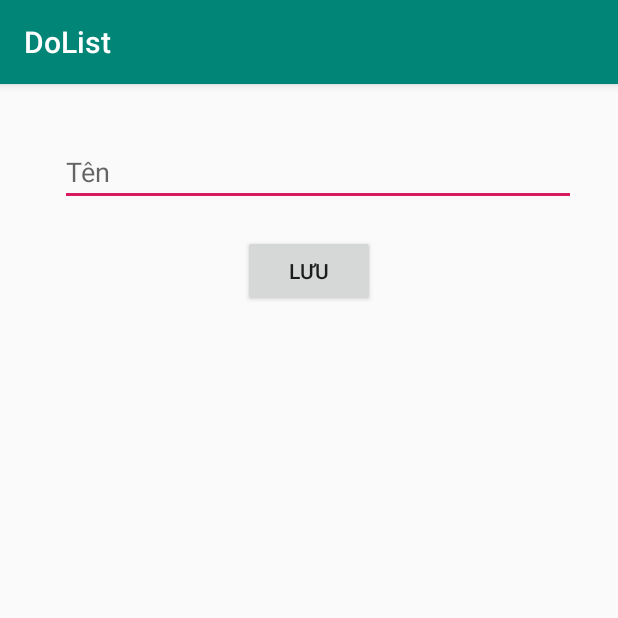
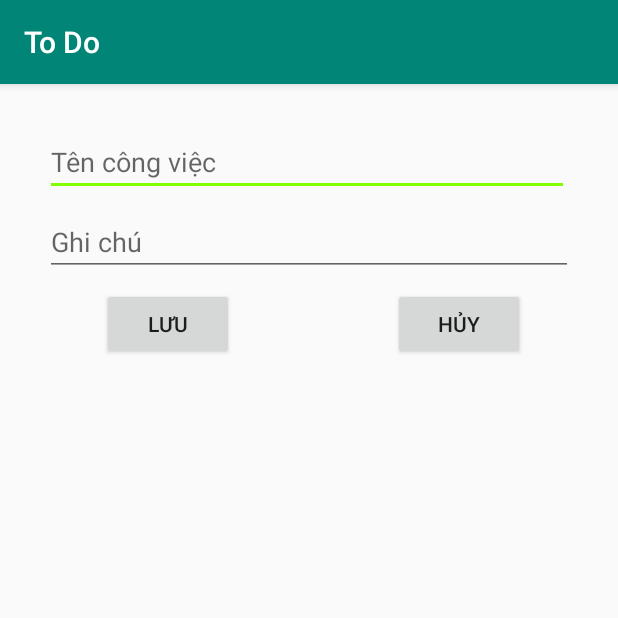
Before and after one commit to kentawe/DA_CNPM, an Android app: the screen it shows after launch (Them_CV before the commit, AddEditNoteActivity after it), after a tap on "THÊM", on a phone screen of 412 x 824 dp, the top half of it. Run offline under Robolectric (Android 15) with nearby library versions, the phone set to English and light mode, and no system bars.

```diff
--- a/app/build.gradle
+++ b/app/build.gradle
@@ -3,7 +3,7 @@ apply plugin: 'com.android.application'
 android {
     compileSdkVersion 27
     defaultConfig {
-        applicationId "com.khoaga.dolist"
+        applicationId "com.khoaga.note"
         minSdkVersion 21
         targetSdkVersion 27
         versionCode 1
@@ -25,4 +25,5 @@ dependencies {
     testImplementation 'junit:junit:4.12'
     androidTestImplementation 'com.android.support.test:runner:1.0.2'
     androidTestImplementation 'com.android.support.test.espresso:espresso-core:3.0.2'
+    implementation 'com.android.support:design:27.1.1'
 }
--- a/app/src/main/java/com/khoaga/dolist/MainActivity.java
+++ /dev/null
@@ -1,46 +0,0 @@
-package com.khoaga.dolist;
-
-import android.content.Context;
-import android.content.Intent;
-import android.database.sqlite.SQLiteDatabase;
-import android.support.v7.app.AppCompatActivity;
-import android.os.Bundle;
-import android.view.View;
-import android.widget.Button;
-import android.widget.ListView;
-
-import java.util.ArrayList;
-
-public class MainActivity extends AppCompatActivity {
-
-    SQLiteDatabase database;
-    ListView lvCongViec;
-    Button btnThem;
-    ArrayList lvcv;
-
-    @Override
-    protected void onCreate(Bundle savedInstanceState) {
-        super.onCreate(savedInstanceState);
-        setContentView(R.layout.activity_main);
-
-        taodata();
-        lvCongViec = (ListView)findViewById(R.id.lvCongViec);
-        btnThem = (Button)findViewById(R.id.buttonThem);
-
-        btnThem.setOnClickListener(new View.OnClickListener() {
-            @Override
-            public void onClick(View view) {
-                Intent intent = new Intent(MainActivity.this,Them_CV.class);
-                startActivity(intent);
-            }
-        });
-
-
-    }
-    public void taodata()
-    {
-        database = openOrCreateDatabase("QuanLyCongViec1", MODE_PRIVATE, null);
-        String taobang = "create table if not exists CongViec(tenviec TEXT)";
-        database.execSQL(taobang);
-    }
-}
--- a/app/src/main/java/com/khoaga/dolist/Them_CV.java
+++ /dev/null
@@ -1,56 +0,0 @@
-package com.khoaga.dolist;
-
-import android.content.ContentValues;
-import android.database.sqlite.SQLiteDatabase;
-import android.support.v7.app.AppCompatActivity;
-import android.os.Bundle;
-import android.view.View;
-import android.widget.Button;
-import android.widget.EditText;
-import android.widget.Toast;
-
-public class Them_CV extends AppCompatActivity {
-
-    EditText edtTen;
-    Button btnLuuCV;
-    SQLiteDatabase database;
-
-    @Override
-    protected void onCreate(Bundle savedInstanceState) {
-        super.onCreate(savedInstanceState);
-        setContentView(R.layout.activity_them__cv);
-
-        //ánh xạ
-        edtTen = (EditText) findViewById(R.id.edtTen);
-        btnLuuCV = (Button)findViewById(R.id.buttonLuuCV);
-
-        taodata();
-        btnLuuCV.setOnClickListener(new View.OnClickListener() {
-
-            @Override
-            public void onClick(View v) {
-                themcv1();
-            }
-        });
-
-
-    }
-    //tạo database
-    public void taodata()
-    {
-        database = openOrCreateDatabase("QuanLyCongViec1", MODE_PRIVATE, null);
-        String taobang = "create table if not exists CongViec(tenviec TEXT)";
-        database.execSQL(taobang);
-    }
-
-    public void themcv1() {
-        ContentValues values = new ContentValues();
-        values.put("tenviec", edtTen.getText().toString());
-
-        //thêm vào csdl
-        database.insert("CongViec", null, values);
-
-        //hiển thị thông báo khi bấn Lưu
-        Toast.makeText(getApplicationContext(), "Luu Thanh Cong", Toast.LENGTH_SHORT).show();
-    }
-}
--- /dev/null
+++ b/app/src/main/java/com/khoaga/note/AddEditNoteActivity.java
@@ -0,0 +1,95 @@
+package com.khoaga.note;
+
+import android.app.Activity;
+import android.content.Intent;
+import android.support.v7.app.AppCompatActivity;
+import android.os.Bundle;
+import android.view.View;
+import android.widget.EditText;
+import android.widget.Toast;
+
+//import com.khoaga.note.bean.Note;
+
+public class AddEditNoteActivity extends AppCompatActivity {
+
+    Note note;
+    private static final int MODE_CREATE = 1;
+    private static final int MODE_EDIT = 2;
+
+    private int mode;
+    private EditText textTitle;
+    private EditText textContent;
+
+    private boolean needRefresh;
+
+    @Override
+    protected void onCreate(Bundle savedInstanceState) {
+        super.onCreate(savedInstanceState);
+        setContentView(R.layout.activity_add_edit_note);
+
+        this.textTitle = (EditText)this.findViewById(R.id.text_note_title);
+        this.textContent = (EditText)this.findViewById(R.id.text_note_content);
+
+        Intent intent = this.getIntent();
+        this.note = (Note) intent.getSerializableExtra("note");
+        if(note== null)  {
+            this.mode = MODE_CREATE;
+        } else  {
+            this.mode = MODE_EDIT;
+            this.textTitle.setText(note.getNoteTitle());
+            this.textContent.setText(note.getNoteContent());
+        }
+
+    }
+
+
+    // Người dùng Click vào nút Save.
+    public void buttonSaveClicked(View view)  {
+        MyDatabaseHelper db = new MyDatabaseHelper(this);
+
+        String title = this.textTitle.getText().toString();
+        String content = this.textContent.getText().toString();
+
+        if(title.equals("") || content.equals("")) {
+            Toast.makeText(getApplicationContext(),
+                    "Vui lòng nhập tiêu đề và nội dung", Toast.LENGTH_LONG).show();
+            return;
+        }
+
+        if(mode==MODE_CREATE ) {
+            this.note= new Note(title,content);
+            db.addNote(note);
+        } else  {
+            this.note.setNoteTitle(title);
+            this.note.setNoteContent(content);
+            db.updateNote(note);
+        }
+
+        this.needRefresh = true;
+        // Trở lại MainActivity.
+        this.onBackPressed();
+
+    }
+
+    // Khi người dùng Click vào button Cancel.
+    public void buttonCancelClicked(View view)  {
+        // Không làm gì, trở về MainActivity.
+        this.onBackPressed();
+    }
+
+    // Khi Activity này hoàn thành,
+    // có thể cần gửi phản hồi gì đó về cho Activity đã gọi nó.
+    @Override
+    public void finish() {
+
+        // Chuẩn bị dữ liệu Intent.
+        Intent data = new Intent();
+        // Yêu cầu MainActivity refresh lại ListView hoặc không.
+        data.putExtra("needRefresh", needRefresh);
+
+        // Activity đã hoàn thành OK, trả về dữ liệu.
+        this.setResult(Activity.RESULT_OK, data);
+        super.finish();
+    }
+
+}
--- /dev/null
+++ b/app/src/main/java/com/khoaga/note/MainActivity.java
@@ -0,0 +1,181 @@
+package com.khoaga.note;
+
+import android.app.Activity;
+import android.app.AlertDialog;
+import android.content.DialogInterface;
+import android.content.Intent;
+import android.support.v7.app.AppCompatActivity;
+import android.os.Bundle;
+import android.view.ContextMenu;
+import android.view.MenuItem;
+import android.view.View;
+import android.widget.AdapterView;
+import android.widget.ArrayAdapter;
+import android.widget.Button;
+import android.widget.ListView;
+import android.widget.Toast;
+import java.util.ArrayList;
+import java.util.List;
+
+public class MainActivity extends AppCompatActivity {
+
+    private ListView listView;
+    Button btnThem,btnRefresh,btnMenu;
+
+    private static final int MENU_ITEM_VIEW = 111;
+    private static final int MENU_ITEM_EDIT = 222;
+    private static final int MENU_ITEM_CREATE = 333;
+    private static final int MENU_ITEM_DELETE = 444;
+    private static final int MY_REQUEST_CODE = 1000;
+
+    private final List<Note> noteList = new ArrayList<Note>();
+    private final List<Note> contentList = new ArrayList<Note>();//aaaaaaaaaaaaaaaaaaaaa
+    private static ArrayAdapter<Note> listViewAdapter;
+
+    @Override
+    protected void onCreate(Bundle savedInstanceState) {
+        super.onCreate(savedInstanceState);
+        setContentView(R.layout.activity_main);
+
+        // Get ListView object from xml
+        listView = (ListView) findViewById(R.id.listView);
+        btnThem = (Button)findViewById(R.id.Button_Them);
+        btnRefresh = (Button)findViewById(R.id.button_refresh);
+
+        MyDatabaseHelper db = new MyDatabaseHelper(this);
+        db.createDefaultNotesIfNeed();
+
+        List<Note> list=  db.getAllNotes();
+        this.noteList.addAll(list);
+        this.contentList.addAll(list);
+
+        btnThem.setOnClickListener(new View.OnClickListener() {
+            @Override
+            public void onClick(View view) {
+                Intent intent = new Intent(MainActivity.this, AddEditNoteActivity.class);
+                startActivity(intent);
+                lammoi(listView);
+
+            }
+        });
+
+        btnRefresh.setOnClickListener(new View.OnClickListener() {
+            @Override
+            public void onClick(View view) {
+                lammoi(listView);
+            }
+        });
+
+
+        // Định nghĩa một Adapter.
+        // 1 - Context
+        // 2 - Layout cho các dòng.
+        // 3 - ID của TextView mà dữ liệu sẽ được ghi vào
+        // 4 - Danh sách dữ liệu.
+
+        this.listViewAdapter = new ArrayAdapter<Note>(this,
+                android.R.layout.simple_list_item_1, android.R.id.text1, this.noteList);
+                //android.R.layout.simple_list_item_1, android.R.id.text1, this.contentList);
+
+
+        // Đăng ký Adapter cho ListView.
+        this.listView.setAdapter(this.listViewAdapter);
+
+        // Đăng ký Context menu cho ListView.
+        registerForContextMenu(this.listView);
+    }
+
+
+    @Override
+    public void onCreateContextMenu(ContextMenu menu, View view, ContextMenu.ContextMenuInfo menuInfo)
+    {
+        super.onCreateContextMenu(menu, view, menuInfo);
+        menu.setHeaderTitle("Chọn hành động");
+
+        // groupId, itemId, order, title
+        menu.add(0, MENU_ITEM_VIEW , 0, "Xem chi tiết");
+        menu.add(0, MENU_ITEM_CREATE , 1, "Thêm");
+        menu.add(0, MENU_ITEM_EDIT , 2, "Sửa");
+        menu.add(0, MENU_ITEM_DELETE, 4, "Xóa");
+    }
+
+    @Override
+    public boolean onContextItemSelected(MenuItem item){
+        AdapterView.AdapterContextMenuInfo
+                info = (AdapterView.AdapterContextMenuInfo) item.getMenuInfo();
+
+        final Note selectedNote = (Note) this.listView.getItemAtPosition(info.position);
+
+        if(item.getItemId() == MENU_ITEM_VIEW){
+            Toast.makeText(getApplicationContext(),selectedNote.getNoteContent(),Toast.LENGTH_LONG).show();
+        }
+        else if(item.getItemId() == MENU_ITEM_CREATE){
+            Intent intent = new Intent(this, AddEditNoteActivity.class);
+
+            // Start AddEditNoteActivity, có phản hồi.
+            this.startActivityForResult(intent, MY_REQUEST_CODE);
+        }
+        else if(item.getItemId() == MENU_ITEM_EDIT ){
+            Intent intent = new Intent(this, AddEditNoteActivity.class);
+            intent.putExtra("note", selectedNote);
+
+            // Start AddEditNoteActivity, có phản hồi.
+            this.startActivityForResult(intent,MY_REQUEST_CODE);
+        }
+        else if(item.getItemId() == MENU_ITEM_DELETE){
+            // Hỏi trước khi xóa.
+            new AlertDialog.Builder(this)
+                    .setMessage("Bạn có chắc chắn muốn xóa?")
+                    .setCancelable(false)
+                    .setPositiveButton("Có", new DialogInterface.OnClickListener() {
+                        public void onClick(DialogInterface dialog, int id) {
+                            deleteNote(selectedNote);
+                        }
+                    })
+                    .setNegativeButton("Không", null)
+                    .show();
+        }
+        else {
+            return false;
+        }
+        return true;
+    }
+
+    // Người dùng đồng ý xóa một Note.
+    private void deleteNote(Note note)  {
+        MyDatabaseHelper db = new MyDatabaseHelper(this);
+        db.deleteNote(note);
+        this.noteList.remove(note);
+        // Refresh ListView.
+        this.listViewAdapter.notifyDataSetChanged();
+    }
+
+    void lammoi(ListView note)  {
+        this.noteList.clear();
+        MyDatabaseHelper db = new MyDatabaseHelper(this);
+        List<Note> list=  db.getAllNotes();
+        this.noteList.addAll(list);
+        // Thông báo dữ liệu thay đổi (Để refresh ListView).
+        this.listViewAdapter.notifyDataSetChanged();
+    }
+
+
+    // Khi AddEditNoteActivity hoàn thành, nó gửi phản hồi lại.
+    // (Nếu bạn đã start nó bằng cách sử dụng startActivityForResult()  )
+    @Override
+    protected void onActivityResult(int requestCode, int resultCode, Intent data) {
+        if (resultCode == Activity.RESULT_OK && requestCode == MY_REQUEST_CODE ) {
+            boolean needRefresh = data.getBooleanExtra("needRefresh",true);
+            // Refresh ListView
+            if(needRefresh) {
+                this.noteList.clear();
+                MyDatabaseHelper db = new MyDatabaseHelper(this);
+                List<Note> list=  db.getAllNotes();
+                this.noteList.addAll(list);
+                // Thông báo dữ liệu thay đổi (Để refresh ListView).
+                this.listViewAdapter.notifyDataSetChanged();
+            }
+        }
+    }
+
+}
--- /dev/null
+++ b/app/src/main/java/com/khoaga/note/MyDatabaseHelper.java
@@ -0,0 +1,166 @@
+package com.khoaga.note;
+
+import android.content.ContentValues;
+import android.content.Context;
+import android.database.Cursor;
+import android.database.sqlite.SQLiteDatabase;
+import android.database.sqlite.SQLiteOpenHelper;
+import android.util.Log;
+import java.util.ArrayList;
+import java.util.List;
+
+
+public class MyDatabaseHelper extends SQLiteOpenHelper {
+
+    private static final String TAG = "SQLite";
+
+    // Phiên bản
+    private static final int DATABASE_VERSION = 1;
+
+    // Tên cơ sở dữ liệu.
+    private static final String DATABASE_NAME = "Note_Manager";
+
+
+    // Tên bảng: Note.
+    private static final String TABLE_NOTE = "Note";
+    private static final String COLUMN_NOTE_ID ="Note_Id";
+    private static final String COLUMN_NOTE_TITLE ="Note_Title";
+    private static final String COLUMN_NOTE_CONTENT = "Note_Content";
+
+    public MyDatabaseHelper(Context context)  {
+        super(context, DATABASE_NAME, null, DATABASE_VERSION);
+    }
+
+    // Tạo các bảng.
+    @Override
+    public void onCreate(SQLiteDatabase db) {
+        Log.i(TAG, "MyDatabaseHelper.onCreate ... ");
+        // Script tạo bảng.
+        String script = "CREATE TABLE " + TABLE_NOTE + "("
+                + COLUMN_NOTE_ID + " INTEGER PRIMARY KEY," + COLUMN_NOTE_TITLE + " TEXT,"
+                + COLUMN_NOTE_CONTENT + " TEXT" + ")";
+        // Chạy lệnh tạo bảng.
+        db.execSQL(script);
+    }
+
+    @Override
+    public void onUpgrade(SQLiteDatabase db, int oldVersion, int newVersion) {
+
+        Log.i(TAG, "MyDatabaseHelper.onUpgrade ... ");
+
+        // Hủy (drop) bảng cũ nếu nó đã tồn tại.
+        db.execSQL("DROP TABLE IF EXISTS " + TABLE_NOTE);
+
+
+        // Và tạo lại.
+        onCreate(db);
+    }
+
+    // Nếu trong bảng Note chưa có dữ liệu,
+    // Trèn vào mặc định 2 bản ghi.
+    public void createDefaultNotesIfNeed()  {
+        int count = this.getNotesCount();
+    }
+
+    public void addNote(Note note) {
+        Log.i(TAG, "MyDatabaseHelper.addNote ... " + note.getNoteTitle());
+
+        SQLiteDatabase db = this.getWritableDatabase();
+
+        ContentValues values = new ContentValues();
+        values.put(COLUMN_NOTE_TITLE, note.getNoteTitle());
+        values.put(COLUMN_NOTE_CONTENT, note.getNoteContent());
+
+        // Trèn một dòng dữ liệu vào bảng.
+        db.insert(TABLE_NOTE, null, values);
+
+        // Đóng kết nối database.
+        db.close();
+    }
+
+
+    public Note getNote(int id) {
+        Log.i(TAG, "MyDatabaseHelper.getNote ... " + id);
+
+        SQLiteDatabase db = this.getReadableDatabase();
+
+        Cursor cursor = db.query(TABLE_NOTE, new String[] { COLUMN_NOTE_ID,
+                        COLUMN_NOTE_TITLE, COLUMN_NOTE_CONTENT }, COLUMN_NOTE_ID + "=?",
+                new String[] { String.valueOf(id) }, null, null, null, null);
+        if (cursor != null)
+            cursor.moveToFirst();
+
+        Note note = new Note(Integer.parseInt(cursor.getString(0)),
+                cursor.getString(1), cursor.getString(2));
+        // return note
+        return note;
+    }
+
+
+    public List<Note> getAllNotes() {
+        Log.i(TAG, "MyDatabaseHelper.getAllNotes ... " );
+
+        List<Note> noteList = new ArrayList<Note>();
+        // Select All Query
+        String selectQuery = "SELECT  * FROM " + TABLE_NOTE;
+
+        SQLiteDatabase db = this.getWritableDatabase();
+        Cursor cursor = db.rawQuery(selectQuery, null);
+
+
+        // Duyệt trên con trỏ, và thêm vào danh sách.
+        if (cursor.moveToFirst()) {
+            do {
+                Note note = new Note();
+                note.setNoteId(Integer.parseInt(cursor.getString(0)));
+                note.setNoteTitle(cursor.getString(1));
+                note.setNoteContent(cursor.getString(2));
+
+                // Thêm vào danh sách.
+                noteList.add(note);
+            } while (cursor.moveToNext());
+        }
+
+        // return note list
+        return noteList;
+    }
+
+    public int getNotesCount() {
+        Log.i(TAG, "MyDatabaseHelper.getNotesCount ... " );
+
+        String countQuery = "SELECT  * FROM " + TABLE_NOTE;
+        SQLiteDatabase db = this.getReadableDatabase();
+        Cursor cursor = db.rawQuery(countQuery, null);
+
+        int count = cursor.getCount();
+
+        cursor.close();
+
+        // return count
+        return count;
+    }
+
+
+    public int updateNote(Note note) {
+        Log.i(TAG, "MyDatabaseHelper.updateNote ... "  + note.getNoteTitle());
+
+        SQLiteDatabase db = this.getWritableDatabase();
+
+        ContentValues values = new ContentValues();
+        values.put(COLUMN_NOTE_TITLE, note.getNoteTitle());
+        values.put(COLUMN_NOTE_CONTENT, note.getNoteContent());
+
+        // updating row
+        return db.update(TABLE_NOTE, values, COLUMN_NOTE_ID + " = ?",
+                new String[]{String.valueOf(note.getNoteId())});
+    }
+
+    public void deleteNote(Note note) {
+        Log.i(TAG, "MyDatabaseHelper.updateNote ... " + note.getNoteTitle() );
+
+        SQLiteDatabase db = this.getWritableDatabase();
+        db.delete(TABLE_NOTE, COLUMN_NOTE_ID + " = ?",
+                new String[] { String.valueOf(note.getNoteId()) });
+        db.close();
+    }
+}
--- /dev/null
+++ b/app/src/main/res/layout/activity_add_edit_note.xml
@@ -0,0 +1,71 @@
+<?xml version="1.0" encoding="utf-8"?>
+<android.support.constraint.ConstraintLayout xmlns:android="http://schemas.android.com/apk/res/android"
+    xmlns:app="http://schemas.android.com/apk/res-auto"
+    xmlns:tools="http://schemas.android.com/tools"
+    android:layout_width="match_parent"
+    android:layout_height="match_parent"
+    tools:context=".AddEditNoteActivity">
+
+    <EditText
+        android:id="@+id/text_note_title"
+        android:layout_width="349dp"
+        android:layout_height="wrap_content"
+        android:layout_row="0"
+        android:layout_column="0"
+        android:layout_columnSpan="2"
+        android:layout_gravity="fill_horizontal"
+        android:layout_marginStart="16dp"
+        android:layout_marginTop="29dp"
+        android:layout_marginEnd="19dp"
+        android:hint="Tên công việc"
+        app:layout_constraintEnd_toEndOf="parent"
+        app:layout_constraintStart_toStartOf="parent"
+        app:layout_constraintTop_toTopOf="parent" />
+
+    <EditText
+        android:id="@+id/text_note_content"
+        android:layout_width="352dp"
+        android:layout_height="wrap_content"
+        android:layout_row="1"
+        android:layout_column="0"
+        android:layout_columnSpan="2"
+        android:layout_gravity="fill"
+        android:layout_marginStart="16dp"
+        android:layout_marginTop="8dp"
+        android:layout_marginEnd="16dp"
+        android:ems="10"
+        android:hint="Ghi chú"
+        android:inputType="textMultiLine"
+        app:layout_constraintEnd_toEndOf="parent"
+        app:layout_constraintStart_toStartOf="parent"
+        app:layout_constraintTop_toBottomOf="@+id/text_note_title" />
+
+    <Button
+        android:id="@+id/button_save"
+        android:layout_width="wrap_content"
+        android:layout_height="wrap_content"
+        android:layout_row="2"
+        android:layout_column="0"
+        android:layout_columnWeight="1"
+        android:layout_marginStart="68dp"
+        android:layout_marginTop="8dp"
+        android:onClick="buttonSaveClicked"
+        android:text="Lưu"
+        app:layout_constraintStart_toStartOf="parent"
+        app:layout_constraintTop_toBottomOf="@+id/text_note_content" />
+
+    <Button
+        android:id="@+id/button_cancel"
+        android:layout_width="wrap_content"
+        android:layout_height="wrap_content"
+        android:layout_row="2"
+        android:layout_column="1"
+        android:layout_columnWeight="1"
+        android:layout_marginTop="8dp"
+        android:layout_marginEnd="62dp"
+        android:onClick="buttonCancelClicked"
+        android:text="Hủy"
+        app:layout_constraintEnd_toEndOf="parent"
+        app:layout_constraintTop_toBottomOf="@+id/text_note_content" />
+
+</android.support.constraint.ConstraintLayout>
--- a/app/src/main/res/layout/activity_them__cv.xml
+++ /dev/null
@@ -1,34 +0,0 @@
-<?xml version="1.0" encoding="utf-8"?>
-<android.support.constraint.ConstraintLayout xmlns:android="http://schemas.android.com/apk/res/android"
-    xmlns:app="http://schemas.android.com/apk/res-auto"
-    xmlns:tools="http://schemas.android.com/tools"
-    android:layout_width="match_parent"
-    android:layout_height="match_parent"
-    tools:context=".Them_CV">
-
-    <EditText
-        android:id="@+id/edtTen"
-        android:layout_width="344dp"
-        android:layout_height="wrap_content"
-        android:layout_marginStart="26dp"
-        android:layout_marginTop="36dp"
-        android:layout_marginEnd="14dp"
-        android:ems="10"
-        android:hint="Tên"
-        android:inputType="textPersonName"
-        app:layout_constraintEnd_toEndOf="parent"
-        app:layout_constraintStart_toStartOf="parent"
-        app:layout_constraintTop_toTopOf="parent" />
-
-    <Button
-        android:id="@+id/buttonLuuCV"
-        android:layout_width="wrap_content"
-        android:layout_height="wrap_content"
-        android:layout_marginStart="148dp"
-        android:layout_marginTop="19dp"
-        android:layout_marginEnd="148dp"
-        android:text="Lưu"
-        app:layout_constraintEnd_toEndOf="parent"
-        app:layout_constraintStart_toStartOf="parent"
-        app:layout_constraintTop_toBottomOf="@+id/edtTen" />
-</android.support.constraint.ConstraintLayout>
--- a/app/src/main/res/values/colors.xml
+++ b/app/src/main/res/values/colors.xml
@@ -2,5 +2,5 @@
 <resources>
     <color name="colorPrimary">#008577</color>
     <color name="colorPrimaryDark">#00574B</color>
-    <color name="colorAccent">#D81B60</color>
+    <color name="colorAccent">#80ff00</color>
 </resources>
--- a/app/src/main/res/values/strings.xml
+++ b/app/src/main/res/values/strings.xml
@@ -1,3 +1,3 @@
 <resources>
-    <string name="app_name">DoList</string>
+    <string name="app_name">Note</string>
 </resources>
```
Also changed, not shown: app/src/main/AndroidManifest.xml (+4 -4 lines), app/src/main/java/com/khoaga/note/Note.java (added, +56 -0 lines), app/src/main/res/layout/activity_main.xml (+19 -5 lines), app/src/main/res/drawable/icon.png (added), 4 other files.
